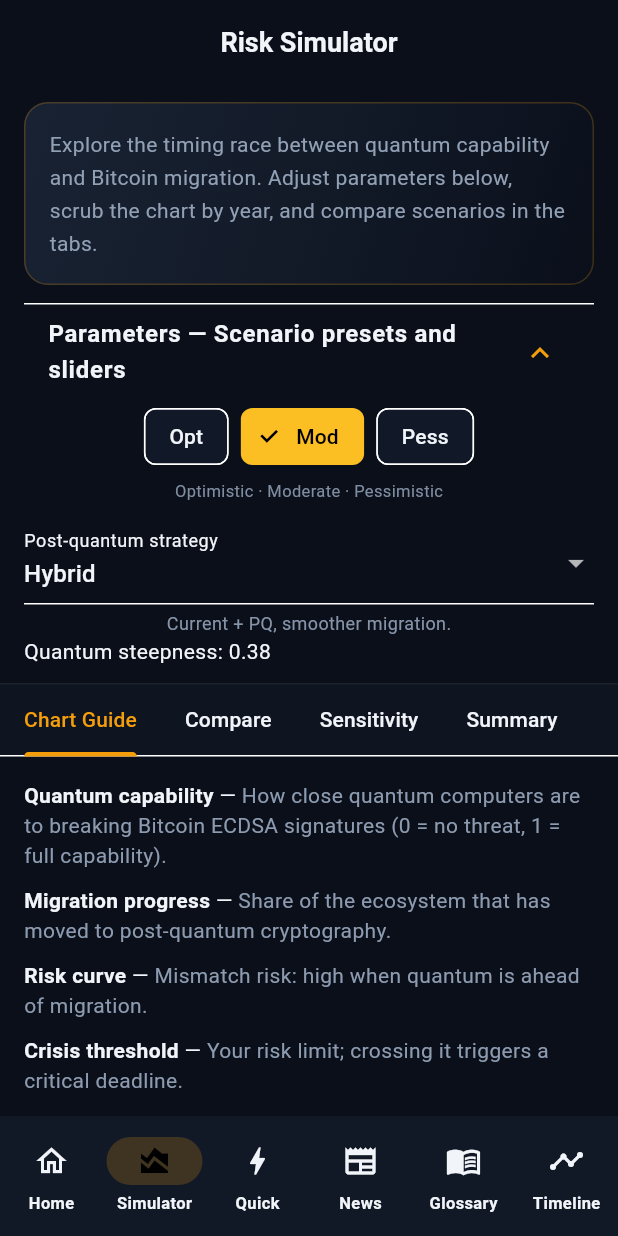
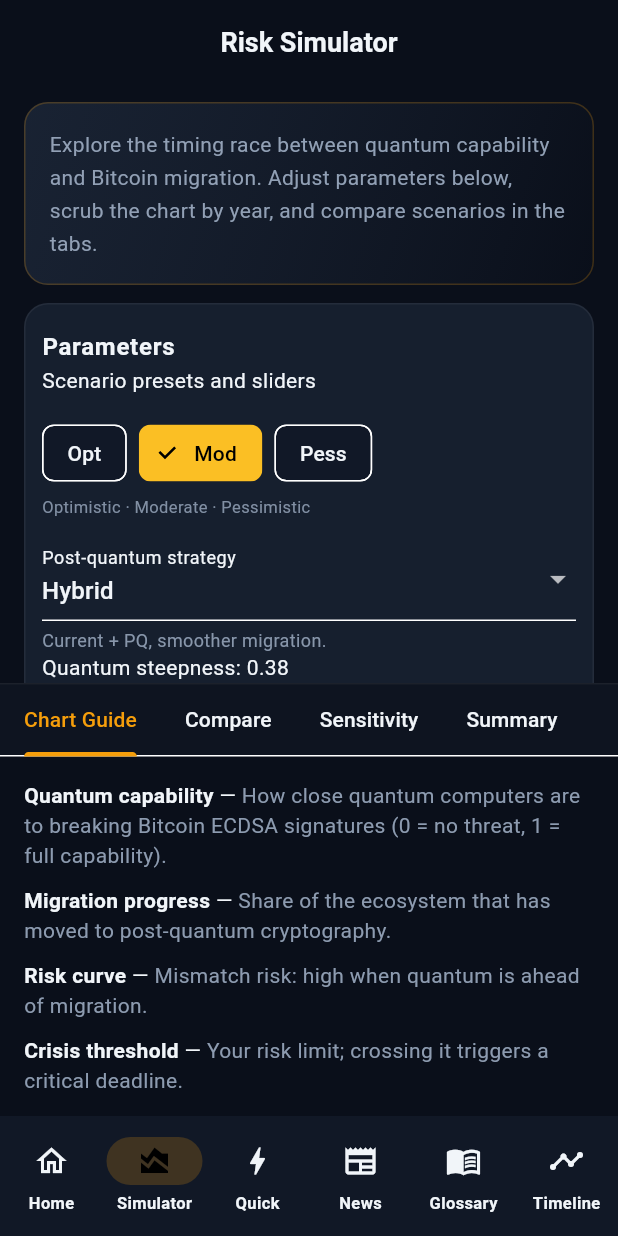
Before and after one commit to MartinCarazoGomez/BitcoinQuantumThreatTracker, a Flutter app: the screen it shows after launch, item 2 of the bottom bar chosen, on a phone screen of 412 x 824 dp. Run offline on Flutter 3.47's test engine with Material 3 defaults, Android fonts, the phone set to English and light mode, and no system bars; our stand-ins replace fl_chart, share_plus; missing offline and left inert: webfeed; network calls fail.

Commit message:
Refactor simulator_screen.dart by replacing the ExpansionTile with a new _paramsCard widget for better organization of scenario presets and sliders. Adjusted slider value clamping for improved functionality.

```diff
--- a/bitcoin_quantum_threat_app/lib/screens/simulator_screen.dart
+++ b/bitcoin_quantum_threat_app/lib/screens/simulator_screen.dart
@@ -114,49 +114,7 @@
               children: [
                 _heroCard(),
                 const SizedBox(height: 12),
-                ExpansionTile(
-                  initiallyExpanded: true,
-                  title: const Text('Parameters — Scenario presets and sliders', style: TextStyle(fontWeight: FontWeight.w700)),
-                  children: [
-                    Wrap(
-                      spacing: 8,
-                      children: [
-                        for (var j = 0; j < scenarios.length; j++)
-                          ChoiceChip(
-                            label: Text(_scenarioShort[j]),
-                            selected: _scenario == scenarios[j],
-                            onSelected: (_) => _applyScenario(scenarios[j]),
-                          ),
-                      ],
-                    ),
-                    const SizedBox(height: 4),
-                    Text(
-                      'Optimistic · Moderate · Pessimistic',
-                      style: TextStyle(fontSize: 11, color: AppColors.muted.withValues(alpha: 0.85)),
-                    ),
-                    const SizedBox(height: 12),
-                    DropdownButtonFormField<String>(
-                      value: _strategy,
-                      decoration: const InputDecoration(labelText: 'Post-quantum strategy'),
-                      items: strategies.map((e) => DropdownMenuItem(value: e, child: Text(e))).toList(),
-                      onChanged: (v) => setState(() => _strategy = v ?? _strategy),
-                    ),
-                    if (AppStrings.strategyNotes[_strategy] != null) ...[
-                      const SizedBox(height: 4),
-                      Text(
-                        AppStrings.strategyNotes[_strategy]!,
-                        style: TextStyle(fontSize: 12, color: AppColors.muted.withValues(alpha: 0.9)),
-                      ),
-                    ],
-                    // Divisions match Streamlit step 0.01 for floats; integer sliders use one step per year.
-                    _slider('Quantum steepness', 'quantum_steepness', 0.15, 0.80, 65),
-                    _slider('Quantum break year (50%)', 'break_year', 2032, 2050, 18, isInt: true),
-                    _slider('Migration start year', 'migration_start', 2026, 2050, 24, isInt: true),
-                    _slider('Migration speed', 'migration_speed', 0.15, 0.90, 75),
-                    _slider('Vulnerable share', 'vulnerable_share', 0.20, 1.00, 80),
-                    _slider('Crisis threshold', 'crisis_threshold', 0.10, 0.80, 70),
-                  ],
-                ),
+                _paramsCard(),
                 const SizedBox(height: 12),
                 _metrics(peak, crit, m50, q50, verdict),
                 const SizedBox(height: 10),
@@ -167,12 +125,14 @@
                   style: TextStyle(color: AppColors.muted.withValues(alpha: 0.9), fontWeight: FontWeight.w600),
                 ),
                 Slider(
-                  value: _scrubYear,
+                  value: _scrubYear.clamp(kYears.first.toDouble(), kYears.last.toDouble()),
                   min: kYears.first.toDouble(),
                   max: kYears.last.toDouble(),
-                  divisions: kYears.length - 1,
                   label: _scrubYear.round().toString(),
-                  onChanged: (v) => setState(() => _scrubYear = v),
+                  onChanged: (v) => setState(() => _scrubYear = v.round().toDouble().clamp(
+                        kYears.first.toDouble(),
+                        kYears.last.toDouble(),
+                      )),
                 ),
                 Wrap(
                   spacing: 6,
@@ -233,6 +193,61 @@
             ),
           ),
         ],
+      ),
+    );
+  }
+
+  Widget _paramsCard() {
+    return Card(
+      margin: EdgeInsets.zero,
+      child: Padding(
+        padding: const EdgeInsets.fromLTRB(12, 4, 12, 12),
+        child: Column(
+          crossAxisAlignment: CrossAxisAlignment.start,
+          children: [
+            const ListTile(
+              contentPadding: EdgeInsets.zero,
+              title: Text('Parameters', style: TextStyle(fontWeight: FontWeight.w700)),
+              subtitle: Text('Scenario presets and sliders'),
+            ),
+            Wrap(
+              spacing: 8,
+              children: [
+                for (var j = 0; j < scenarios.length; j++)
+                  ChoiceChip(
+                    label: Text(_scenarioShort[j]),
+                    selected: _scenario == scenarios[j],
+                    onSelected: (_) => _applyScenario(scenarios[j]),
+                  ),
+              ],
+            ),
+            const SizedBox(height: 4),
+            Text(
+              'Optimistic · Moderate · Pessimistic',
+              style: TextStyle(fontSize: 11, color: AppColors.muted.withValues(alpha: 0.85)),
+            ),
+            const SizedBox(height: 12),
+            DropdownButtonFormField<String>(
+              value: _strategy,
+              decoration: const InputDecoration(labelText: 'Post-quantum strategy'),
+              items: strategies.map((e) => DropdownMenuItem(value: e, child: Text(e))).toList(),
+              onChanged: (v) => setState(() => _strategy = v ?? _strategy),
+            ),
+            if (AppStrings.strategyNotes[_strategy] != null) ...[
+              const SizedBox(height: 4),
+              Text(
+                AppStrings.strategyNotes[_strategy]!,
+                style: TextStyle(fontSize: 12, color: AppColors.muted.withValues(alpha: 0.9)),
+              ),
+            ],
+            _slider('Quantum steepness', 'quantum_steepness', 0.15, 0.80),
+            _slider('Quantum break year (50%)', 'break_year', 2032, 2050, isInt: true),
+            _slider('Migration start year', 'migration_start', 2026, 2050, isInt: true),
+            _slider('Migration speed', 'migration_speed', 0.15, 0.90),
+            _slider('Vulnerable share', 'vulnerable_share', 0.20, 1.00),
+            _slider('Crisis threshold', 'crisis_threshold', 0.10, 0.80),
+          ],
+        ),
       ),
     );
   }
@@ -389,21 +404,9 @@
         ),
         titlesData: FlTitlesData(
           leftTitles: AxisTitles(
-            axisNameWidget: Padding(
-              padding: const EdgeInsets.only(bottom: 4),
-              child: Text(
-                'Level (0–100%)',
-                style: TextStyle(
-                  fontSize: 10,
-                  fontWeight: FontWeight.w600,
-                  color: AppColors.muted.withValues(alpha: 0.95),
-                ),
-              ),
-            ),
-            axisNameSize: 18,
             sideTitles: SideTitles(
               showTitles: true,
-              reservedSize: 40,
+              reservedSize: 38,
               interval: 0.2,
               getTitlesWidget: (value, meta) {
                 final p = (value.clamp(0.0, 1.0) * 100).round();
@@ -418,14 +421,9 @@
             ),
           ),
           bottomTitles: AxisTitles(
-            axisNameWidget: Text(
-              'Year',
-              style: TextStyle(fontSize: 10, color: AppColors.muted.withValues(alpha: 0.9)),
-            ),
-            axisNameSize: 14,
             sideTitles: SideTitles(
               showTitles: true,
-              reservedSize: 28,
+              reservedSize: 26,
               interval: 5,
               getTitlesWidget: (v, m) => Text(v.toInt().toString(), style: const TextStyle(fontSize: 10, color: AppColors.muted)),
             ),
@@ -544,21 +542,29 @@
     );
   }
 
-  Widget _slider(String label, String key, double min, double max, int divisions, {bool isInt = false}) {
+  /// Continuous slider; values snap to match Streamlit (2 decimals / whole years). Avoids broken discrete `divisions` on web.
+  Widget _slider(String label, String key, double min, double max, {bool isInt = false}) {
     final v = _params[key];
-    final double cur = isInt ? (v as int).toDouble() : (v as num).toDouble();
+    double cur = isInt ? (v as int).toDouble() : (v as num).toDouble();
+    cur = cur.clamp(min, max);
+    final minI = min.round();
+    final maxI = max.round();
     return Column(
       crossAxisAlignment: CrossAxisAlignment.start,
       children: [
         Text('$label: ${isInt ? cur.round() : cur.toStringAsFixed(2)}'),
         Slider(
-          value: cur.clamp(min, max),
+          value: cur,
           min: min,
           max: max,
-          divisions: divisions,
           onChanged: (nv) {
             setState(() {
-              _params[key] = isInt ? nv.round() : double.parse(nv.toStringAsFixed(2));
+              if (isInt) {
+                _params[key] = nv.round().clamp(minI, maxI);
+              } else {
+                final x = nv.clamp(min, max);
+                _params[key] = double.parse(x.toStringAsFixed(2));
+              }
             });
           },
         ),
```
